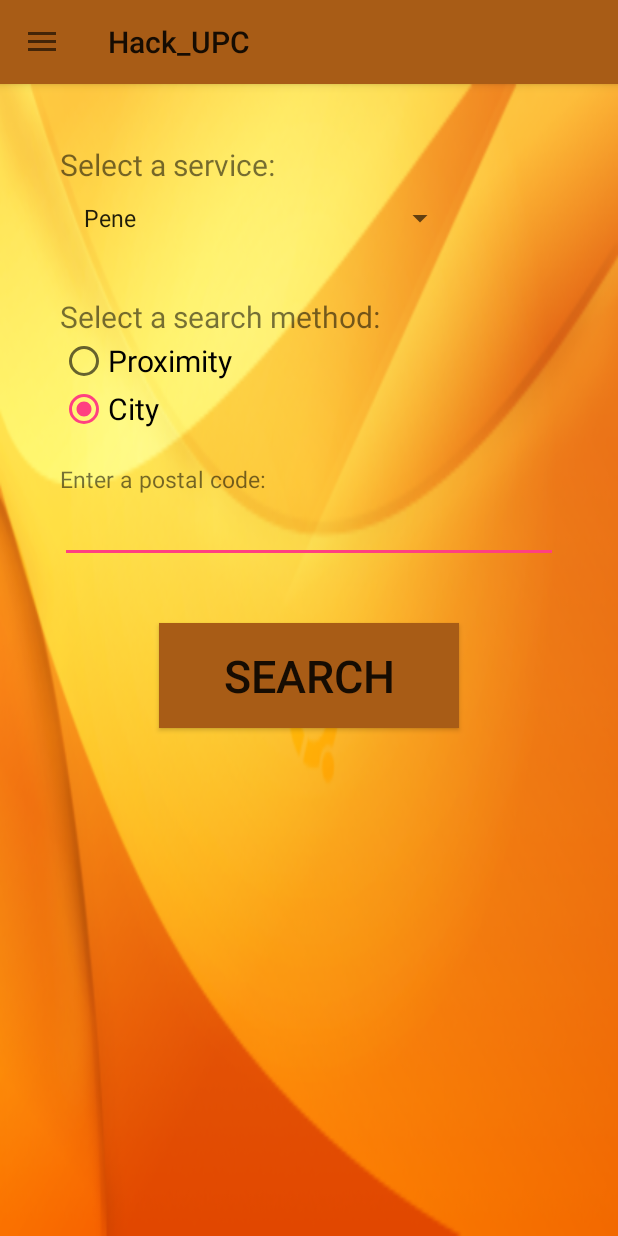
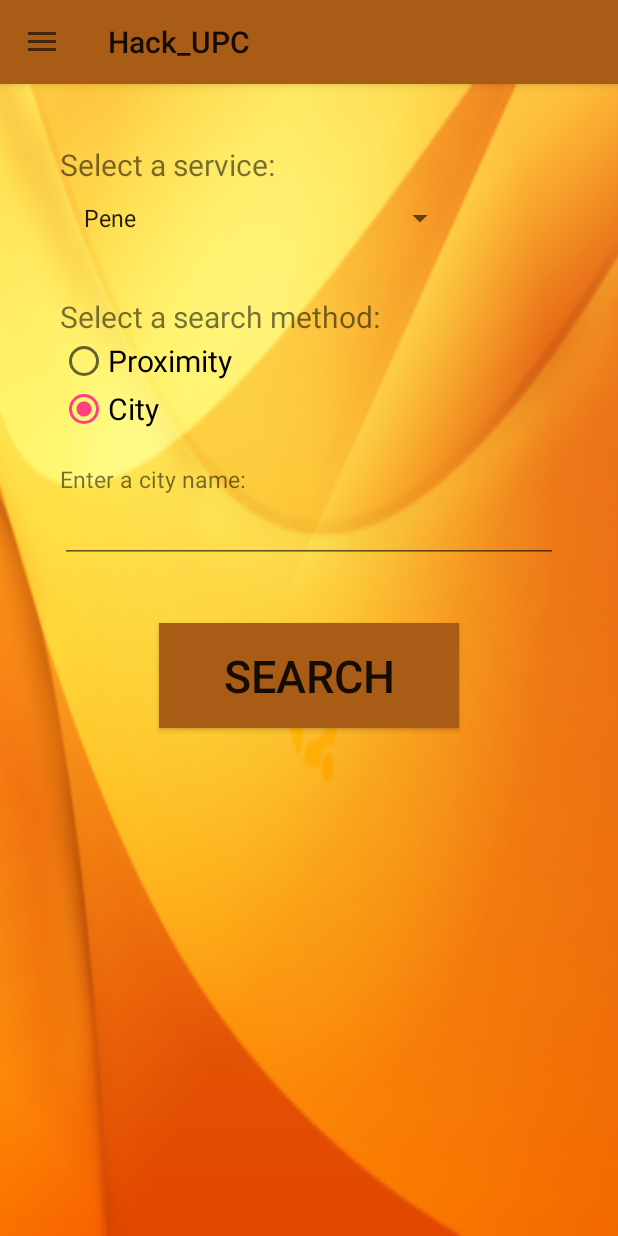
Before and after one commit to marlenavila/Hack_UPC, an Android app: the screen it shows after launch (MainActivity), after a tap on "SEARCH", on a phone screen of 412 x 824 dp. Run offline under Robolectric (Android 15) with nearby library versions, the phone set to English and light mode, and no system bars; 3 other taps on this screen came first.

```diff
--- a/app/src/main/java/com/example/marlen/hack_upc/MainActivity.java
+++ b/app/src/main/java/com/example/marlen/hack_upc/MainActivity.java
@@ -12,6 +12,7 @@ import android.view.View;
 import android.widget.AdapterView;
 import android.widget.ArrayAdapter;
 import android.widget.Button;
+import android.widget.EditText;
 import android.widget.LinearLayout;
 import android.widget.RadioButton;
 import android.widget.Spinner;
@@ -23,9 +24,10 @@ public class MainActivity extends AppCompatActivity implements View.OnClickListe
     private NavigationView navigationView;
     private DrawerLayout drawerLayout;
     Spinner spinCategories; //li hem de fotre un hint que digui services o algo
-    Button btSearch,btOk;
+    Button btSearch;
     LinearLayout layout;
     RadioButton btProx,btCity;
+    EditText cityName;
 
     @Override
     protected void onCreate(Bundle savedInstanceState) {
@@ -34,12 +36,9 @@ public class MainActivity extends AppCompatActivity implements View.OnClickListe
 
 
         btSearch = (Button)findViewById(R.id.bt_search);
-        btOk = (Button)findViewById(R.id.bt_ok);
+        btSearch.setOnClickListener(this);
 
-      //  btProx.setOnClickListener(this);
-       // btCity.setOnClickListener(this);
-        btSearch.setOnClickListener(this);
-        btOk.setOnClickListener(this);
+        cityName = (EditText)findViewById(R.id.editCityName);
 
         layout = (LinearLayout) findViewById(R.id.cityLayout);
 
@@ -137,29 +136,22 @@ public class MainActivity extends AppCompatActivity implements View.OnClickListe
     public void onClick(View v) {
         Intent intent;
         switch (v.getId()){
-            /*case R.id.bt_prox:
-                btSearch.setVisibility(View.VISIBLE);
-                break;
-            case R.id.bt_city:
-                layout.setVisibility(View.VISIBLE);
-                break;*/
             case R.id.bt_search:
-                intent = new Intent(getApplicationContext(),List.class);
-                startActivity(intent);
-                btSearch.setVisibility(View.GONE);
-                break;
-            case R.id.bt_ok:
-                layout.setVisibility(View.GONE);
-                btSearch.setVisibility(View.VISIBLE);
+                String s = cityName.getText().toString();
+                if(s.equals(""))
+                    Toast.makeText(this, "Enter a city name", Toast.LENGTH_SHORT).show();
+                else{
+                    intent = new Intent(getApplicationContext(),List.class);
+                    startActivity(intent);
+                    btSearch.setVisibility(View.GONE);
+                }
                 break;
         }
-
     }
 
     public void onRadioButtonClicked(View v){
         btProx = (RadioButton)findViewById(R.id.bt_prox);
         btCity = (RadioButton)findViewById(R.id.bt_city);
-       // Toast.makeText(MainActivity.this, "CLICKEDDDDDD", Toast.LENGTH_SHORT).show();
         boolean checked = ((RadioButton) v).isChecked();
         switch (v.getId()){
             case R.id.bt_prox:
@@ -169,7 +161,10 @@ public class MainActivity extends AppCompatActivity implements View.OnClickListe
                 }
                 break;
             case R.id.bt_city:
-                if(checked)layout.setVisibility(View.VISIBLE);
+                if(checked){
+                    layout.setVisibility(View.VISIBLE);
+                    btSearch.setVisibility(View.VISIBLE);
+                }
                 break;
         }
     }
--- a/app/src/main/res/layout/drawer_content.xml
+++ b/app/src/main/res/layout/drawer_content.xml
@@ -74,34 +74,20 @@
             android:layout_height="match_parent"
             android:layout_marginTop="20dp"
             android:orientation="vertical"
-            android:visibility="visible">
+            android:visibility="gone">
 
             <TextView
-                android:id="@+id/txt_postCode"
+                android:id="@+id/txt_cName"
                 android:layout_width="wrap_content"
                 android:layout_height="wrap_content"
-                android:text="Enter a postal code:"
+                android:text="Enter a city name:"
                 android:textSize="15dp" />
 
-            <LinearLayout
+            <EditText
+                android:id="@+id/editCityName"
                 android:layout_width="match_parent"
-                android:layout_height="match_parent"
-                android:orientation="horizontal">
-
-                <EditText
-                    android:id="@+id/editPostalCode"
-                    android:layout_width="wrap_content"
-                    android:layout_height="wrap_content"
-                    android:layout_weight="0.8" />
-                <!-- <View
-                     android:layout_width="match_parent"
-                     android:layout_height="2dp"
-                     android:layout_below="@+id/editPostalCode"
-                     android:layout_centerHorizontal="true"
-                     android:layout_marginTop="2dp"
-                     android:background="#a85c16"></View> -->
-
-            </LinearLayout>
+                android:layout_height="wrap_content"
+                android:layout_weight="0.8" />
 
         </LinearLayout>
 
```
